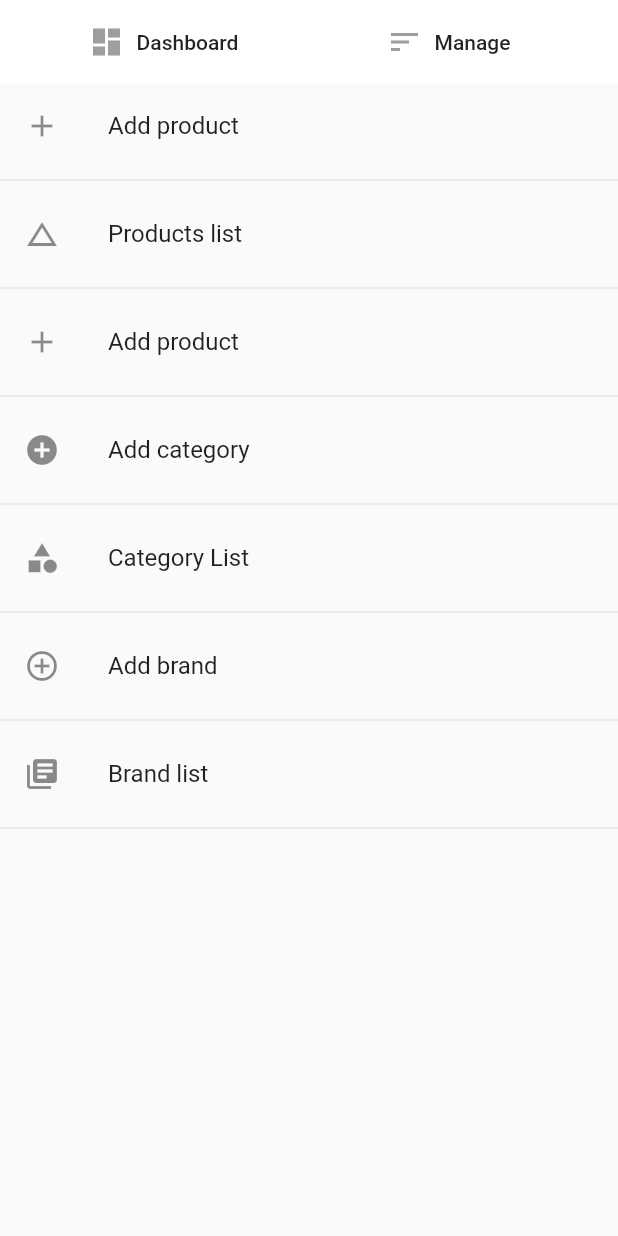
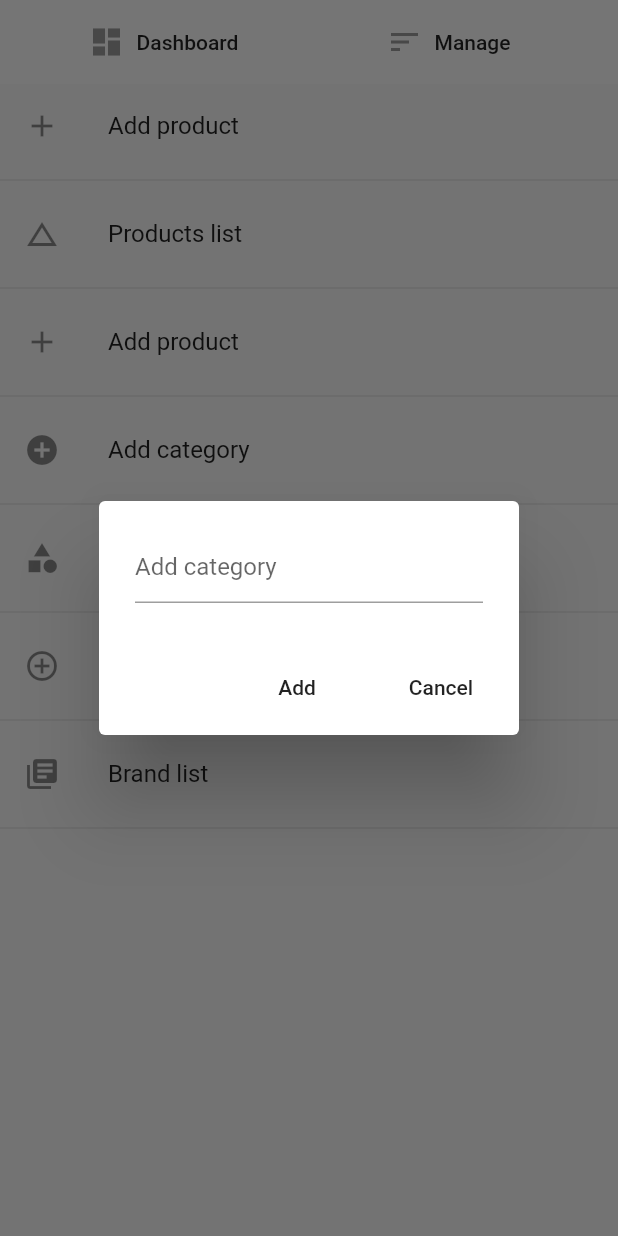
Before and after one commit to Arnoldmn/marcheapp_admi, a Flutter app: the screen it shows after launch, after a tap on "Manage", after a tap on "Add category", on a phone screen of 412 x 824 dp. Run offline on Flutter 3.47's test engine with Material 2 defaults, Android fonts, the phone set to English and light mode, and no system bars.

Commit message:
Fixing issues

```diff
--- a/lib/screens.dart
+++ b/lib/screens.dart
@@ -12,6 +12,10 @@ class _AdminPanelState extends State<AdminPanel> {
   Page _selectedPage = Page.dashboard;
   MaterialColor active = Colors.deepOrange;
   MaterialColor notActive = Colors.grey;
+  TextEditingController categoryController = TextEditingController();
+  TextEditingController brandController = TextEditingController();
+  GlobalKey<FormState> _categoryFormKey = GlobalKey();
+  GlobalKey<FormState> _brandFormKey = GlobalKey();
 
   @override
   Widget build(BuildContext context) {
@@ -169,7 +173,7 @@ class _AdminPanelState extends State<AdminPanel> {
                         title: FlatButton.icon(
                             onPressed: null,
                             icon: Icon(Icons.close),
-                            label: Text('Products')),
+                            label: Text('Return')),
                         subtitle: Text(
                           '0',
                           textAlign: TextAlign.center,
@@ -208,7 +212,9 @@ class _AdminPanelState extends State<AdminPanel> {
             ListTile(
               leading: Icon(Icons.add_circle),
               title: Text("Add category"),
-              onTap: () {},
+              onTap: () {
+                _categoryAlert();
+              },
             ),
             Divider(),
             ListTile(
@@ -220,7 +226,9 @@ class _AdminPanelState extends State<AdminPanel> {
             ListTile(
               leading: Icon(Icons.add_circle_outline),
               title: Text("Add brand"),
-              onTap: () {},
+              onTap: () {
+                _brandAlert();
+              },
             ),
             Divider(),
             ListTile(
@@ -236,4 +244,78 @@ class _AdminPanelState extends State<AdminPanel> {
         return Container();
     }
   }
+
+  void _categoryAlert() {
+    var alert = new AlertDialog(
+      content: Form(
+        key: _categoryFormKey,
+        child: TextFormField(
+          controller: categoryController,
+          validator: (value) {
+            if (value.isEmpty) {
+              return 'category cannot be empty';
+            } else {
+              return null;
+            }
+          },
+          decoration: InputDecoration(
+            hintText: 'Add category',
+          ),
+        ),
+      ),
+      actions: <Widget>[
+        FlatButton(
+          onPressed: () {
+            Navigator.pop(context);
+          },
+          child: Text("Add"),
+        ),
+        FlatButton(
+          onPressed: () {
+            Navigator.pop(context);
+          },
+          child: Text("Cancel"),
+        ),
+      ],
+    );
+
+    showDialog(context: context, builder: (_) => alert);
+  }
+
+  void _brandAlert() {
+    var alert = new AlertDialog(
+      content: Form(
+        key: _brandFormKey,
+        child: TextFormField(
+          controller: categoryController,
+          validator: (value) {
+            if (value.isEmpty) {
+              return 'category cannot be empty';
+            } else {
+              return null;
+            }
+          },
+          decoration: InputDecoration(
+            hintText: 'Add brand',
+          ),
+        ),
+      ),
+      actions: <Widget>[
+        FlatButton(
+          onPressed: () {
+            Navigator.pop(context);
+          },
+          child: Text("Add"),
+        ),
+        FlatButton(
+          onPressed: () {
+            Navigator.pop(context);
+          },
+          child: Text("Cancel"),
+        ),
+      ],
+    );
+
+    showDialog(context: context, builder: (_) => alert);
+  }
 }
```
Also changed, not shown: lib/db/brand.dart (added), lib/db/category.dart (added), 1 other file.
